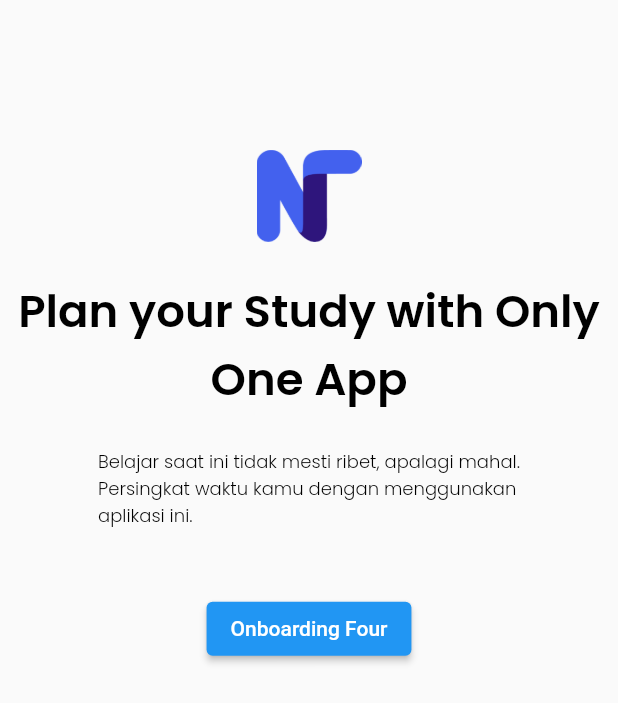
After one commit to adibwaluya/AmplifyAuthFlutter, a Flutter app: the OnboardingFourScreen screen opened directly, on a phone screen of 412 x 824 dp. The commit adds this screen. Shown: the top 703 px of the screen. Run offline on Flutter 3.47's test engine with Material 2 defaults, Android fonts, the phone set to English and light mode, and no system bars; our stand-ins replace dio, flutter_secure_storage, google_fonts, shared_preferences; accounts and stored records are empty; network calls fail.

Commit message:
added onboarding screens and updated the api requests

```diff
--- /dev/null
+++ b/aws_auth/lib/onboarding/onboarding_four.dart
@@ -0,0 +1,88 @@
+import 'package:aws_auth/auth/auth.dart';
+import 'package:flutter/material.dart';
+import 'package:flutter_secure_storage/flutter_secure_storage.dart';
+import 'package:provider/provider.dart';
+
+import '../theme.dart';
+import 'input_date_screen.dart';
+
+class OnboardingFourScreen extends StatefulWidget {
+  const OnboardingFourScreen({Key? key}) : super(key: key);
+
+  @override
+  _OnboardingFourScreenState createState() => _OnboardingFourScreenState();
+}
+
+class _OnboardingFourScreenState extends State<OnboardingFourScreen> {
+  bool _isLoading = false;
+  Text value = Text('');
+  late var email;
+
+  final storage = FlutterSecureStorage();
+  //String? myEmail = await storage.read(key: "email");
+  void _updateSplashFive() async {
+    setState(() {
+      _isLoading = true;
+    });
+    Provider.of<Auth>(context, listen: false).updateSplashFive(
+        data: {'is_splash_five': 1, 'email': await storage.read(key: 'email')},
+        success: () {
+          Navigator.of(context).push(MaterialPageRoute(builder: (context) {
+            return InputDateScreen();
+          }));
+        },
+        error: () {
+          Navigator.of(context).push(MaterialPageRoute(builder: (context) {
+            return OnboardingFourScreen();
+          }));
+        });
+  }
+
+  @override
+  Widget build(BuildContext context) {
+    return Scaffold(
+      body: SafeArea(
+        child: Center(
+          child: ListView(
+            children: [
+              Padding(
+                padding: const EdgeInsets.only(top: 100.0, left: 10, right: 10),
+                child: Column(
+                  children: [
+                    Image.asset(
+                      'assets/images/Nusatutor_logo_transparant.png',
+                      width: 70,
+                      height: 61.14,
+                    ),
+                    SizedBox(
+                      height: 24,
+                    ),
+                    Text(
+                      'Plan your Study with Only One App',
+                      style: blackSemiBoldTextStyle.copyWith(fontSize: 30),
+                      textAlign: TextAlign.center,
+                    ),
+                    SizedBox(
+                      height: 24,
+                    ),
+                    Text(
+                      'Belajar saat ini tidak mesti ribet, apalagi mahal.\nPersingkat waktu kamu dengan menggunakan\naplikasi ini.',
+                      style: greyTextStyle.copyWith(fontSize: 12),
+                    ),
+                    SizedBox(
+                      height: 42,
+                    ),
+                    ElevatedButton(
+                      onPressed: _isLoading ? null : () => _updateSplashFive(),
+                      child: Text('Onboarding Four'),
+                    ),
+                  ],
+                ),
+              )
+            ],
+          ),
+        ),
+      ),
+    );
+  }
+}
--- a/aws_auth/lib/onboarding/splash_screen.dart
+++ b/aws_auth/lib/onboarding/splash_screen.dart
@@ -1,5 +1,6 @@
 import 'package:aws_auth/auth/auth.dart';
 import 'package:aws_auth/onboarding/input_date_screen.dart';
+import 'package:aws_auth/onboarding/onboarding_one.dart';
 import 'package:flutter/material.dart';
 import 'package:flutter_secure_storage/flutter_secure_storage.dart';
 import 'package:provider/provider.dart';
@@ -28,7 +29,7 @@ class _SplashScreenState extends State<SplashScreen> {
         data: {'is_splash_one': 1, 'email': await storage.read(key: 'email')},
         success: () {
           Navigator.of(context).push(MaterialPageRoute(builder: (context) {
-            return InputDateScreen();
+            return OnboardingOneScreen();
           }));
         },
         error: () {
--- a/aws_auth/lib/signup/signup_page.dart
+++ b/aws_auth/lib/signup/signup_page.dart
@@ -304,6 +304,10 @@ class _SignUpPageState extends State<SignUpPage> {
             'password_confirmation': _passwordConfirmationController.text,
             'is_splash_one': 0,
             'is_splash_two': 0,
+            'is_splash_three': 0,
+            'is_splash_four': 0,
+            'is_splash_five': 0,
+            'is_splash_six': 0,
             'date_start': dateStart,
             'date_end': dateEnd
           },
```
Also changed, not shown: aws_auth/lib/auth/auth.dart (+60 -0 lines), aws_auth/lib/onboarding/input_date_screen.dart (+4 -4 lines), aws_auth/lib/onboarding/onboarding_one.dart (added, +88 -0 lines), aws_auth/lib/onboarding/onboarding_three.dart (added, +88 -0 lines), aws_auth/lib/onboarding/onboarding_two.dart (added, +87 -0 lines), 1 other file.
